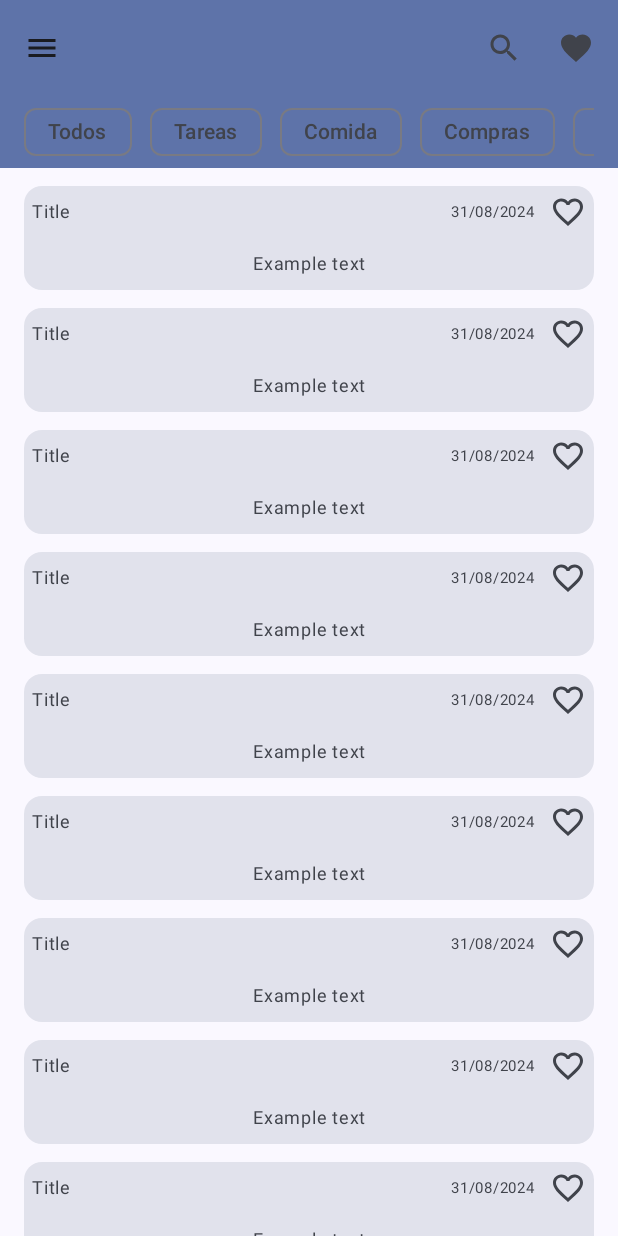
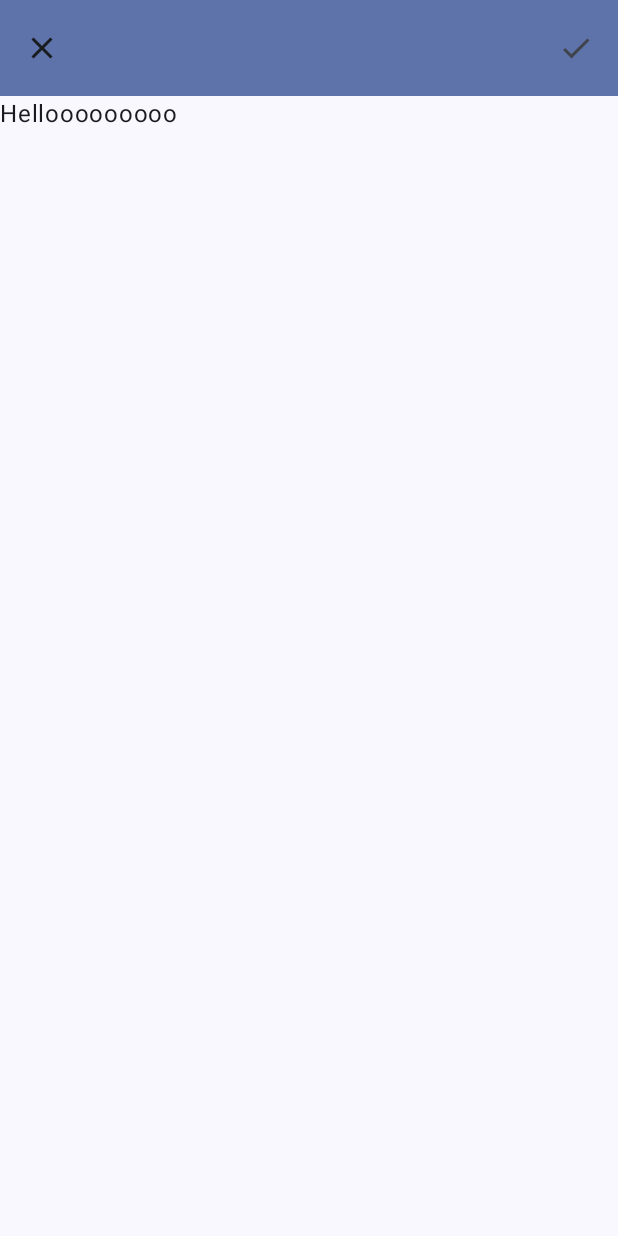
Before and after one commit to Patrick564/NotesBoard, an Android app built with Jetpack Compose: the screen it shows after launch (MainActivity), after a tap on "Title", on a phone screen of 412 x 824 dp. Run offline under Robolectric (Android 15) with nearby library versions, the phone set to English and light mode, and no system bars.

Commit message:
Home and Note screens add

```diff
--- a/app/build.gradle.kts
+++ b/app/build.gradle.kts
@@ -67,5 +67,9 @@ dependencies {
     debugImplementation(libs.androidx.ui.tooling)
     debugImplementation(libs.androidx.ui.test.manifest)
 
-    implementation("androidx.compose.material3:material3:1.2.1")
+    // Material 3
+    implementation(libs.material3)
+
+    // Navigation Compose
+    implementation(libs.navigation)
 }
--- a/app/src/main/java/com/patrickdev/notesboard/MainActivity.kt
+++ b/app/src/main/java/com/patrickdev/notesboard/MainActivity.kt
@@ -6,11 +6,10 @@ import androidx.activity.compose.setContent
 import androidx.compose.foundation.layout.fillMaxSize
 import androidx.compose.material3.MaterialTheme
 import androidx.compose.material3.Surface
-import androidx.compose.material3.Text
 import androidx.compose.runtime.Composable
 import androidx.compose.ui.Modifier
 import androidx.compose.ui.tooling.preview.Preview
-import com.patrickdev.notesboard.ui.screens.home.HomeScreen
+import com.patrickdev.notesboard.ui.navigation.AppNavigation
 import com.patrickdev.notesboard.ui.theme.NotesBoardTheme
 
 class MainActivity : ComponentActivity() {
@@ -22,9 +21,15 @@ class MainActivity : ComponentActivity() {
                     modifier = Modifier.fillMaxSize(),
                     color = MaterialTheme.colorScheme.background
                 ) {
-                    HomeScreen()
+                    AppNavigation()
                 }
             }
         }
     }
 }
+
+@Preview
+@Composable
+fun PreviewDefault() {
+    AppNavigation()
+}
--- /dev/null
+++ b/app/src/main/java/com/patrickdev/notesboard/ui/components/HomeTopAppBar.kt
@@ -0,0 +1,57 @@
+package com.patrickdev.notesboard.ui.components
+
+import androidx.compose.material.icons.Icons
+import androidx.compose.material.icons.filled.Favorite
+import androidx.compose.material.icons.filled.Menu
+import androidx.compose.material.icons.filled.Search
+import androidx.compose.material3.DrawerState
+import androidx.compose.material3.ExperimentalMaterial3Api
+import androidx.compose.material3.Icon
+import androidx.compose.material3.IconButton
+import androidx.compose.material3.MaterialTheme
+import androidx.compose.material3.MediumTopAppBar
+import androidx.compose.material3.TopAppBarDefaults
+import androidx.compose.material3.TopAppBarScrollBehavior
+import androidx.compose.runtime.Composable
+import kotlinx.coroutines.CoroutineScope
+import kotlinx.coroutines.launch
+
+@OptIn(ExperimentalMaterial3Api::class)
+@Composable
+fun HomeTopAppBar(
+    drawerState: DrawerState,
+    scope: CoroutineScope,
+    scrollBehavior: TopAppBarScrollBehavior
+) {
+    MediumTopAppBar(
+        colors = TopAppBarDefaults.topAppBarColors(
+            containerColor = MaterialTheme.colorScheme.primaryContainer,
+            titleContentColor = MaterialTheme.colorScheme.primary
+        ),
+        title = {
+            FilterTags()
+        },
+        navigationIcon = {
+            IconButton(onClick = { scope.launch { drawerState.open() } }) {
+                Icon(
+                    imageVector = Icons.Filled.Menu, contentDescription = "Menu button"
+                )
+            }
+        },
+        actions = {
+            IconButton(onClick = { /*TODO*/ }) {
+                Icon(
+                    imageVector = Icons.Filled.Search,
+                    contentDescription = "Search button"
+                )
+            }
+            IconButton(onClick = { /*TODO*/ }) {
+                Icon(
+                    imageVector = Icons.Filled.Favorite,
+                    contentDescription = "Favorites button"
+                )
+            }
+        },
+        scrollBehavior = scrollBehavior
+    )
+}
--- a/app/src/main/java/com/patrickdev/notesboard/ui/components/NoteListItem.kt
+++ b/app/src/main/java/com/patrickdev/notesboard/ui/components/NoteListItem.kt
@@ -17,22 +17,28 @@ import androidx.compose.runtime.Composable
 import androidx.compose.ui.Alignment
 import androidx.compose.ui.Modifier
 import androidx.compose.ui.text.style.TextAlign
-import androidx.compose.ui.tooling.preview.Preview
 import androidx.compose.ui.unit.dp
 import androidx.compose.ui.unit.sp
+import androidx.navigation.NavController
+import com.patrickdev.notesboard.ui.navigation.AppScreens
+import kotlinx.coroutines.CoroutineScope
+import kotlinx.coroutines.launch
 
-@Preview
 @Composable
-fun NoteListItem() {
+fun NoteListItem(navController: NavController, scope: CoroutineScope) {
     Card(
-        onClick = { /*TODO*/ },
+        onClick = { scope.launch { navController.navigate(route = AppScreens.NoteScreen.route) } },
         colors = CardDefaults.cardColors(
             containerColor = MaterialTheme.colorScheme.surfaceVariant
         ),
-        modifier = Modifier.fillMaxWidth().wrapContentHeight()
+        modifier = Modifier
+            .fillMaxWidth()
+            .wrapContentHeight()
     ) {
         Row(
-            modifier = Modifier.fillMaxWidth().padding(5.dp, 5.dp),
+            modifier = Modifier
+                .fillMaxWidth()
+                .padding(5.dp, 5.dp),
             horizontalArrangement = Arrangement.SpaceBetween,
             verticalAlignment = Alignment.CenterVertically
         ) {
@@ -52,7 +58,9 @@ fun NoteListItem() {
         }
 
         Text(
-            modifier = Modifier.fillMaxWidth().padding(5.dp, 5.dp),
+            modifier = Modifier
+                .fillMaxWidth()
+                .padding(5.dp, 5.dp),
             text = "Example text",
             textAlign = TextAlign.Center,
             fontSize = 12.sp
--- /dev/null
+++ b/app/src/main/java/com/patrickdev/notesboard/ui/components/NoteTopAppBar.kt
@@ -0,0 +1,49 @@
+package com.patrickdev.notesboard.ui.components
+
+import androidx.compose.material.icons.Icons
+import androidx.compose.material.icons.filled.Check
+import androidx.compose.material.icons.filled.Clear
+import androidx.compose.material3.ExperimentalMaterial3Api
+import androidx.compose.material3.Icon
+import androidx.compose.material3.IconButton
+import androidx.compose.material3.MaterialTheme
+import androidx.compose.material3.TopAppBar
+import androidx.compose.material3.TopAppBarDefaults
+import androidx.compose.material3.TopAppBarScrollBehavior
+import androidx.compose.runtime.Composable
+import androidx.navigation.NavController
+import kotlinx.coroutines.CoroutineScope
+import kotlinx.coroutines.launch
+
+@OptIn(ExperimentalMaterial3Api::class)
+@Composable
+fun NoteTopAppBar(
+    navController: NavController,
+    scope: CoroutineScope,
+    scrollBehavior: TopAppBarScrollBehavior
+) {
+    TopAppBar(
+        colors = TopAppBarDefaults.topAppBarColors(
+            containerColor = MaterialTheme.colorScheme.primaryContainer,
+            titleContentColor = MaterialTheme.colorScheme.primary
+        ),
+        title = {},
+        navigationIcon = {
+            IconButton(onClick = { scope.launch { navController.popBackStack() } }) {
+                Icon(
+                    imageVector = Icons.Filled.Clear,
+                    contentDescription = "Close button"
+                )
+            }
+        },
+        actions = {
+            IconButton(onClick = { /*TODO*/ }) {
+                Icon(
+                    imageVector = Icons.Filled.Check,
+                    contentDescription = "Save button"
+                )
+            }
+        },
+        scrollBehavior = scrollBehavior
+    )
+}
--- /dev/null
+++ b/app/src/main/java/com/patrickdev/notesboard/ui/navigation/AppNavigation.kt
@@ -0,0 +1,18 @@
+package com.patrickdev.notesboard.ui.navigation
+
+import androidx.compose.runtime.Composable
+import androidx.navigation.compose.NavHost
+import androidx.navigation.compose.composable
+import androidx.navigation.compose.rememberNavController
+import com.patrickdev.notesboard.ui.screens.home.HomeScreen
+import com.patrickdev.notesboard.ui.screens.note.NoteScreen
+
+@Composable
+fun AppNavigation() {
+    val navController = rememberNavController()
+
+    NavHost(navController = navController, startDestination = AppScreens.HomeScreen.route) {
+        composable(route = AppScreens.HomeScreen.route) { HomeScreen(navController) }
+        composable(route = AppScreens.NoteScreen.route) { NoteScreen(navController) }
+    }
+}
--- /dev/null
+++ b/app/src/main/java/com/patrickdev/notesboard/ui/navigation/AppScreens.kt
@@ -0,0 +1,8 @@
+package com.patrickdev.notesboard.ui.navigation
+
+sealed class AppScreens(val route: String) {
+
+    object HomeScreen: AppScreens("home_screen")
+
+    object NoteScreen: AppScreens("note_screen")
+}
--- a/app/src/main/java/com/patrickdev/notesboard/ui/screens/home/HomeScreen.kt
+++ b/app/src/main/java/com/patrickdev/notesboard/ui/screens/home/HomeScreen.kt
@@ -4,18 +4,10 @@ import androidx.compose.foundation.layout.Arrangement
 import androidx.compose.foundation.layout.padding
 import androidx.compose.foundation.lazy.LazyColumn
 import androidx.compose.foundation.lazy.items
-import androidx.compose.material.icons.Icons
-import androidx.compose.material.icons.filled.Favorite
-import androidx.compose.material.icons.filled.Menu
-import androidx.compose.material.icons.filled.Search
 import androidx.compose.material3.DrawerState
 import androidx.compose.material3.DrawerValue
 import androidx.compose.material3.ExperimentalMaterial3Api
 import androidx.compose.material3.HorizontalDivider
-import androidx.compose.material3.Icon
-import androidx.compose.material3.IconButton
-import androidx.compose.material3.MaterialTheme
-import androidx.compose.material3.MediumTopAppBar
 import androidx.compose.material3.ModalDrawerSheet
 import androidx.compose.material3.ModalNavigationDrawer
 import androidx.compose.material3.NavigationDrawerItem
@@ -23,28 +15,28 @@ import androidx.compose.material3.Scaffold
 import androidx.compose.material3.Text
 import androidx.compose.runtime.Composable
 import androidx.compose.ui.Modifier
-import androidx.compose.ui.tooling.preview.Preview
 import androidx.compose.material3.TopAppBarDefaults
 import androidx.compose.material3.rememberDrawerState
 import androidx.compose.material3.rememberTopAppBarState
 import androidx.compose.runtime.rememberCoroutineScope
 import androidx.compose.ui.input.nestedscroll.nestedScroll
 import androidx.compose.ui.unit.dp
-import com.patrickdev.notesboard.ui.components.FilterTags
+import androidx.navigation.NavController
+import com.patrickdev.notesboard.ui.components.HomeTopAppBar
 import com.patrickdev.notesboard.ui.components.NoteListItem
 import kotlinx.coroutines.CoroutineScope
-import kotlinx.coroutines.launch
 
-@Preview(showSystemUi = true)
 @Composable
-fun HomeScreen() {
+fun HomeScreen(navController: NavController) {
     val drawerState = rememberDrawerState(initialValue = DrawerValue.Closed)
     val scope = rememberCoroutineScope()
 
     ModalNavigationDrawer(drawerState = drawerState, drawerContent = {
         ModalDrawerSheet {
             Text(text = "Title", modifier = Modifier.padding(16.dp))
+
             HorizontalDivider()
+
             NavigationDrawerItem(
                 label = { Text(text = "Item 1") },
                 selected = false,
@@ -52,13 +44,13 @@ fun HomeScreen() {
             )
         }
     }) {
-        ScaffoldHome(drawerState, scope)
+        ScaffoldHome(drawerState, scope, navController)
     }
 }
 
 @OptIn(ExperimentalMaterial3Api::class)
 @Composable
-fun ScaffoldHome(drawerState: DrawerState, scope: CoroutineScope) {
+fun ScaffoldHome(drawerState: DrawerState, scope: CoroutineScope, navController: NavController) {
     val contentCards = listOf(
         "aaa", "fffff", "fffff", "fffff", "fffff", "fffff", "fffff", "fffff", "fffff", "fffff",
         "fffff"
@@ -69,42 +61,17 @@ fun ScaffoldHome(drawerState: DrawerState, scope: CoroutineScope) {
     Scaffold(
         modifier = Modifier.nestedScroll(scrollBehavior.nestedScrollConnection),
         topBar = {
-            MediumTopAppBar(colors = TopAppBarDefaults.topAppBarColors(
-                containerColor = MaterialTheme.colorScheme.primaryContainer,
-                titleContentColor = MaterialTheme.colorScheme.primary
-            ), title = {
-                FilterTags()
-            }, navigationIcon = {
-                IconButton(onClick = { scope.launch { drawerState.open() } }) {
-                    Icon(
-                        imageVector = Icons.Filled.Menu, contentDescription = "Menu button"
-                    )
-                }
-            }, actions = {
-                IconButton(onClick = { /*TODO*/ }) {
-                    Icon(
-                        imageVector = Icons.Filled.Search,
-                        contentDescription = "Search button"
-                    )
-                }
-                IconButton(onClick = { /*TODO*/ }) {
-                    Icon(
-                        imageVector = Icons.Filled.Favorite,
-                        contentDescription = "Favorites button"
-                    )
-                }
-            }, scrollBehavior = scrollBehavior
-            )
-        }, content = { values -> // innerPadding
+            HomeTopAppBar(drawerState, scope, scrollBehavior)
+        }, content = { innerPadding ->
             LazyColumn(
-                contentPadding = values,
+                contentPadding = innerPadding,
                 verticalArrangement = Arrangement.spacedBy(12.dp),
                 modifier = Modifier
                     .padding(top = 12.dp)
                     .padding(horizontal = 16.dp)
             ) {
                 items(contentCards) {
-                    NoteListItem()
+                    NoteListItem(navController, scope)
                 }
             }
         }
--- /dev/null
+++ b/app/src/main/java/com/patrickdev/notesboard/ui/screens/note/NoteScreen.kt
@@ -0,0 +1,28 @@
+package com.patrickdev.notesboard.ui.screens.note
+
+import androidx.compose.foundation.layout.padding
+import androidx.compose.material3.ExperimentalMaterial3Api
+import androidx.compose.material3.Scaffold
+import androidx.compose.material3.Text
+import androidx.compose.material3.TopAppBarDefaults
+import androidx.compose.material3.rememberTopAppBarState
+import androidx.compose.runtime.Composable
+import androidx.compose.runtime.rememberCoroutineScope
+import androidx.compose.ui.Modifier
+import androidx.navigation.NavController
+import com.patrickdev.notesboard.ui.components.NoteTopAppBar
+
+@OptIn(ExperimentalMaterial3Api::class)
+@Composable
+fun NoteScreen(navController: NavController) {
+    val scrollBehavior = TopAppBarDefaults.pinnedScrollBehavior(rememberTopAppBarState())
+    val scope = rememberCoroutineScope()
+
+    Scaffold(
+        topBar = {
+            NoteTopAppBar(navController, scope, scrollBehavior)
+        }
+    ) { innerPadding ->
+        Text(text = "Hellooooooooo", modifier = Modifier.padding(innerPadding))
+    }
+}
--- a/gradle/libs.versions.toml
+++ b/gradle/libs.versions.toml
@@ -9,6 +9,7 @@ lifecycleRuntimeKtx = "2.7.0"
 activityCompose = "1.9.0"
 composeBom = "2023.08.00"
 material3 = "1.2.1"
+navVersion = "2.7.7"
 
 [libraries]
 androidx-core-ktx = { group = "androidx.core", name = "core-ktx", version.ref = "coreKtx" }
@@ -25,7 +26,8 @@ androidx-ui-tooling-preview = { group = "androidx.compose.ui", name = "ui-toolin
 androidx-ui-test-manifest = { group = "androidx.compose.ui", name = "ui-test-manifest" }
 androidx-ui-test-junit4 = { group = "androidx.compose.ui", name = "ui-test-junit4" }
 androidx-material3 = { group = "androidx.compose.material3", name = "material3" }
-material3 = { module = "androidx.compose.material3:material3", version.ref = "material3" }
+material3 = { group = "androidx.compose.material3", name = "material3", version.ref = "material3" }
+navigation = { group = "androidx.navigation", name = "navigation-compose", version.ref = "navVersion" }
 
 [plugins]
 androidApplication = { id = "com.android.application", version.ref = "agp" }
```
